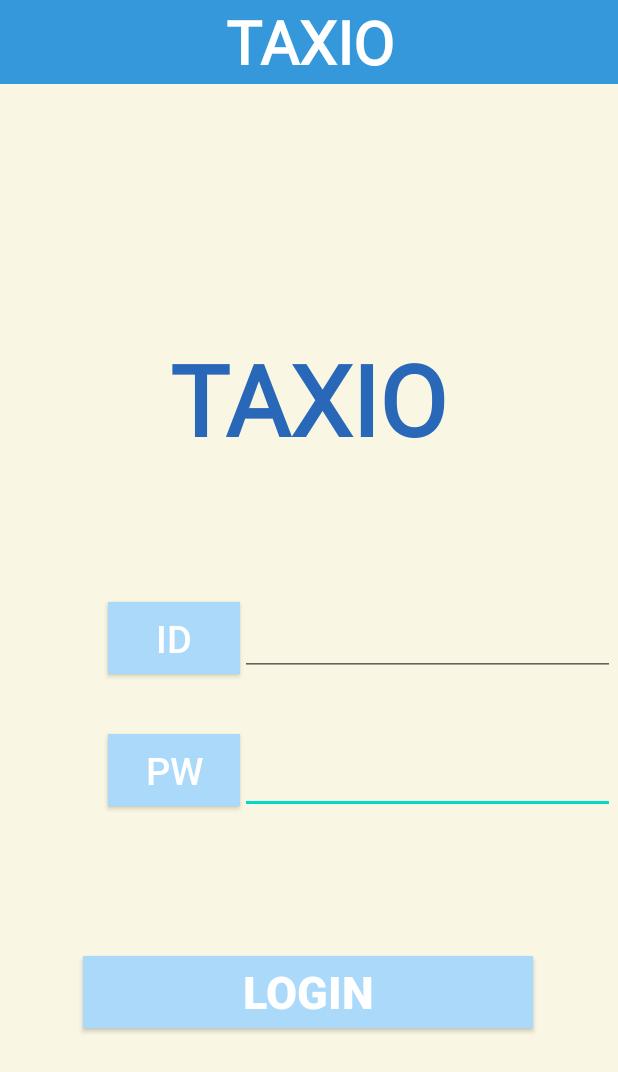
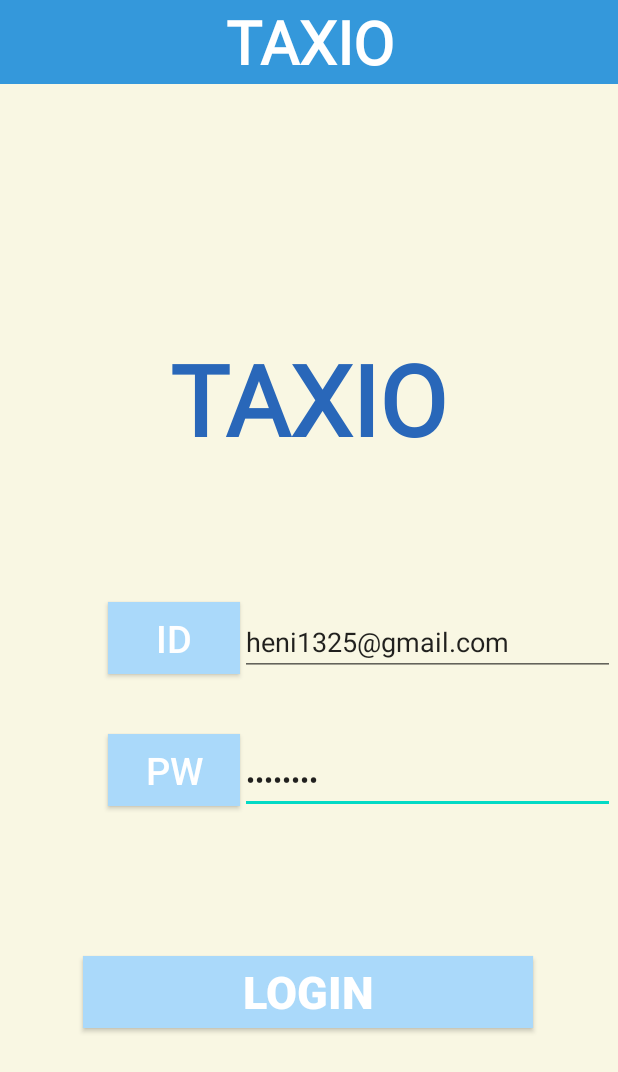
Before and after one commit to MoonGahee/Project_TAXIO_2020, an Android app: the generalLoginActivity screen opened directly, with no data from a screen before it, on a phone screen of 412 x 824 dp. Shown: the top 1072 px of the screen. Run offline under Robolectric (Android 15) with nearby library versions, the phone set to English and light mode, and no system bars; our stand-ins replace Firebase (no records; nobody signed in at launch, a user with empty details on screens opened directly).

```diff
--- a/app/src/main/java/com/example/project_taxio_2020/generalLoginActivity.java
+++ b/app/src/main/java/com/example/project_taxio_2020/generalLoginActivity.java
@@ -35,6 +35,9 @@ public class generalLoginActivity extends AppCompatActivity {
         edtId = findViewById(R.id.edtId);
         edtPw = findViewById(R.id.edtPw);
         btnLogin = findViewById(R.id.btnLogin);
+
+        edtId.setText("heni1325@gmail.com");
+        edtPw.setText("12341234");
 
         btnLogin.setOnClickListener(new View.OnClickListener() {
             @Override
--- a/app/src/main/java/com/example/project_taxio_2020/generalModifyId.java
+++ b/app/src/main/java/com/example/project_taxio_2020/generalModifyId.java
@@ -51,7 +51,7 @@ public class generalModifyId extends AppCompatActivity {
         drawerLayout = (DrawerLayout)findViewById(R.id.drawerLayout);
         nDrawer = (NavigationView)findViewById(R.id.nDrawer);
         drawerLayout.setDrawerLockMode(DrawerLayout.LOCK_MODE_LOCKED_CLOSED);
-        naviItem();
+        //naviItem();
 
         final DatabaseReference mDatabase;
         mDatabase = FirebaseDatabase.getInstance().getReference("General"); //얘한테 줄거야
@@ -142,7 +142,7 @@ public class generalModifyId extends AppCompatActivity {
         });
     }
 
-    public void naviItem(){
+    /*public void naviItem(){
         nDrawer.setNavigationItemSelectedListener(new NavigationView.OnNavigationItemSelectedListener() { //Navigation Drawer 사용
             @Override
             public boolean onNavigationItemSelected(@NonNull MenuItem menuItem) {
@@ -171,7 +171,7 @@ public class generalModifyId extends AppCompatActivity {
                 return true;
             }
         });
-    }
+    }*/
 
     public void setToolbar(){
         Toolbar toolbar = (Toolbar)findViewById(R.id.bar); // 툴바를 액티비티의 앱바로 지정 왜 에러?
--- a/app/src/main/java/com/example/project_taxio_2020/generalSDateActivity.java
+++ b/app/src/main/java/com/example/project_taxio_2020/generalSDateActivity.java
@@ -52,10 +52,10 @@ public class generalSDateActivity extends AppCompatActivity {//finish
         setContentView(R.layout.general_select_date_activity);
         setToolbar();
 
-        drawerLayout = (DrawerLayout)findViewById(R.id.drawerLayout);
+/*        drawerLayout = (DrawerLayout)findViewById(R.id.drawerLayout);
         nDrawer = (NavigationView)findViewById(R.id.nDrawer);
         drawerLayout.setDrawerLockMode(DrawerLayout.LOCK_MODE_LOCKED_CLOSED);
-        naviItem();
+        naviItem();*/
 
         ok = findViewById(R.id.ok);
         title_text = findViewById(R.id.title_text);
--- a/app/src/main/res/layout/general_select_date_activity.xml
+++ b/app/src/main/res/layout/general_select_date_activity.xml
@@ -1,6 +1,7 @@
 <?xml version="1.0" encoding="utf-8"?>
 <!-- 날짜 선택 by 하은 -->
 <androidx.constraintlayout.widget.ConstraintLayout
+    android:id="@+id/drawerLayout"
     xmlns:android="http://schemas.android.com/apk/res/android"
     xmlns:app="http://schemas.android.com/apk/res-auto"
     android:layout_width="match_parent"
```
Also changed, not shown: app/src/main/java/com/example/project_taxio_2020/generalMakeScheActivity.java (+7 -4 lines).
